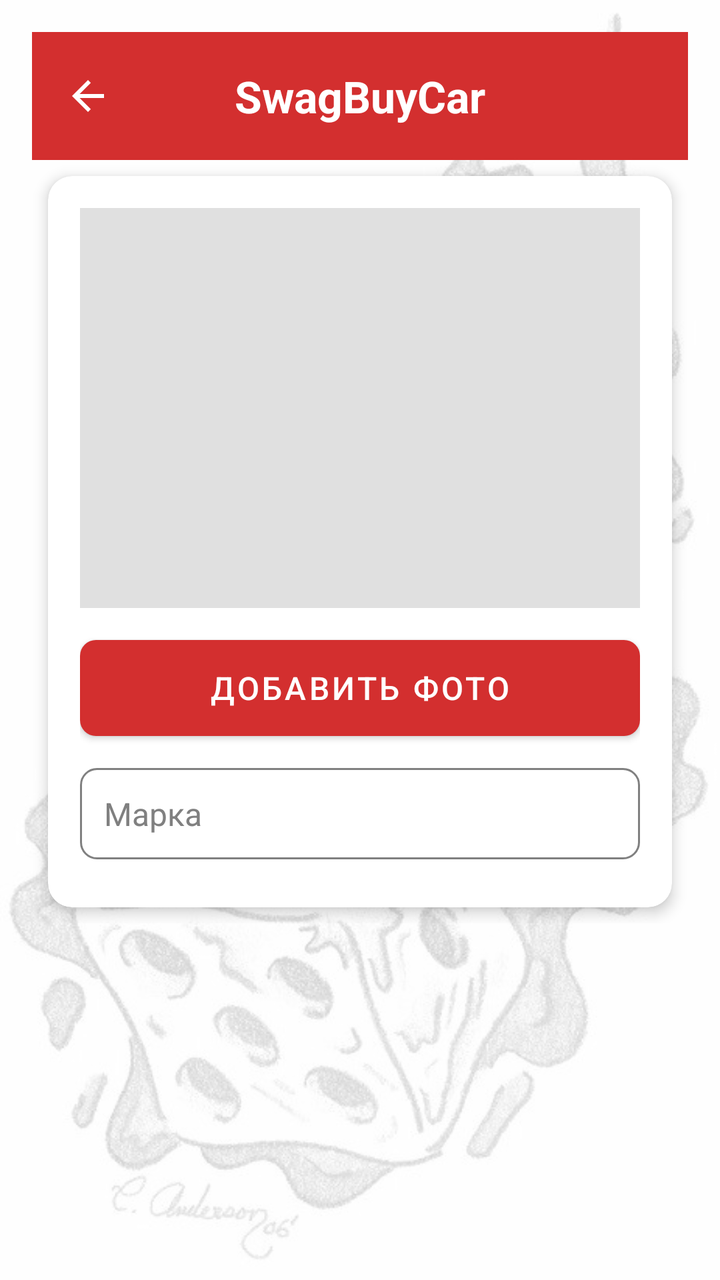
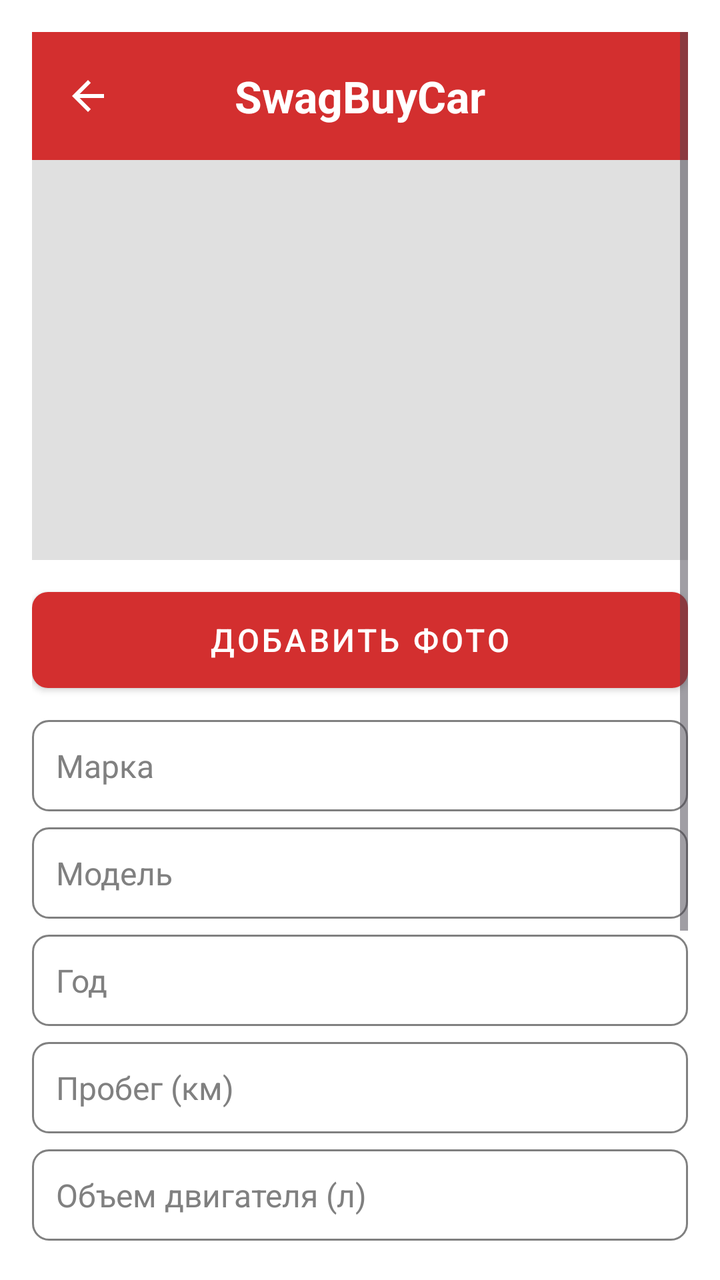

An Android layout rendered at two revisions. The XML below is the earlier revision; the diff shows what the commit changed to produce the second picture.
<!-- AndroidManifest.xml: application theme Theme.Market -->
<!-- res/layout/activity_add_car.xml -->
<?xml version="1.0" encoding="utf-8"?>
<ScrollView xmlns:android="http://schemas.android.com/apk/res/android"
    xmlns:app="http://schemas.android.com/apk/res-auto"
    android:layout_width="match_parent"
    android:layout_height="match_parent"
    android:padding="16dp"
    android:background="@drawable/app_background_drawable">

    <LinearLayout
        android:layout_width="match_parent"
        android:layout_height="wrap_content"
        android:orientation="vertical">

        <androidx.appcompat.widget.Toolbar
            android:id="@+id/toolbar"
            android:layout_width="match_parent"
            android:layout_height="?attr/actionBarSize"
            android:background="?attr/colorPrimary"
            app:title=""
            app:navigationIcon="@drawable/ic_arrow_back">

            <include layout="@layout/toolbar_title" />

        </androidx.appcompat.widget.Toolbar>

        
        <androidx.cardview.widget.CardView
            android:layout_width="match_parent"
            android:layout_height="wrap_content"
            app:cardCornerRadius="12dp"
            app:cardElevation="4dp"
            android:layout_margin="8dp"
            app:cardBackgroundColor="@color/white">

            <LinearLayout
                android:layout_width="match_parent"
                android:layout_height="wrap_content"
                android:orientation="vertical"
                android:padding="16dp">

                <ImageView
                    android:id="@+id/carImageView"
                    android:layout_width="match_parent"
                    android:layout_height="200dp"
                    android:scaleType="centerCrop"
                    android:background="#E0E0E0"
                    android:layout_marginBottom="16dp" />

                <Button
                    android:id="@+id/addImageButton"
                    android:layout_width="match_parent"
                    android:layout_height="wrap_content"
                    android:text="Добавить фото"
                    android:layout_marginBottom="16dp"
                    style="@style/AutoRuButton" />

                <EditText
                    android:id="@+id/brandEditText"
                    android:layout_width="match_parent"
                    android:layout_height="wrap_content"
                    android:hint="Марка"
                    android:layout_marginBottom="8dp"
                    style="@style/AutoRuEditText" />

                

            </LinearLayout>
        </androidx.cardview.widget.CardView>

    </LinearLayout>
</ScrollView>
<!-- res/layout/toolbar_title.xml (included above) -->
<?xml version="1.0" encoding="utf-8"?>
<TextView
    xmlns:android="http://schemas.android.com/apk/res/android"
    android:layout_width="wrap_content"
    android:layout_height="wrap_content"
    android:layout_gravity="center"
    android:text="SwagBuyCar"
    android:textColor="@color/white"
    android:textSize="22sp"
    android:textStyle="bold"/>
<!-- resources referenced by this layout -->
<resources>
  <color name="white">#FFFFFF</color>
  <!-- drawable app_background_drawable (drawable) -->
  <?xml version="1.0" encoding="utf-8"?>
  <layer-list xmlns:android="http://schemas.android.com/apk/res/android">
      
      <item>
          <bitmap
              android:src="@drawable/app_background"
              android:gravity="center|fill" />
      </item>
  
      
      <item>
          <shape android:shape="rectangle">
              <solid android:color="#CCFFFFFF" />
          </shape>
      </item>
  </layer-list>
  <!-- drawable ic_arrow_back (drawable) -->
  <vector xmlns:android="http://schemas.android.com/apk/res/android"
      android:width="24dp"
      android:height="24dp"
      android:viewportWidth="24.0"
      android:viewportHeight="24.0">
      <path
          android:fillColor="#FFFFFFFF"
          android:pathData="M20,11H7.83l5.59,-5.59L12,4l-8,8 8,8 1.41,-1.41L7.83,13H20v-2z"/>
  </vector>
  <style name="AutoRuButton" parent="Widget.MaterialComponents.Button">
          <item name="android:background">@drawable/button_background</item>
          <item name="android:textColor">@color/white</item>
          <item name="android:textSize">16sp</item>
          <item name="android:padding">12dp</item>
          <item name="cornerRadius">8dp</item>
      </style>
  <style name="AutoRuEditText" parent="Widget.AppCompat.EditText">
          <item name="android:background">@drawable/edit_text_background</item>
          <item name="android:padding">12dp</item>
          <item name="android:textSize">16sp</item>
          <item name="android:textColor">@color/black</item>
          <item name="android:textColorHint">@color/gray</item>
      </style>
  <style name="Theme.Market" parent="Base.Theme.Market" />
  <!-- drawable app_background: jpg bitmap (drawable, 68141 bytes) -->
  <!-- drawable button_background (drawable) -->
  <?xml version="1.0" encoding="utf-8"?>
  <shape xmlns:android="http://schemas.android.com/apk/res/android">
      <corners android:radius="8dp" />
      <solid android:color="?attr/colorPrimary" />
  </shape>
  <!-- drawable edit_text_background (drawable) -->
  <?xml version="1.0" encoding="utf-8"?>
  <shape xmlns:android="http://schemas.android.com/apk/res/android">
      <corners android:radius="8dp" />
      <solid android:color="@android:color/transparent" />
      <stroke
          android:width="1dp"
          android:color="@color/gray" />
  </shape>
  <color name="black">#222222</color>
  <color name="gray">#808080</color>
  <style name="Base.Theme.Market" parent="Theme.Material3.DayNight.NoActionBar">
          
          <item name="colorPrimary">@color/red</item>
          <item name="colorPrimaryVariant">@color/red_dark</item>
          <item name="colorOnPrimary">@color/white</item>
          <item name="android:statusBarColor">?attr/colorPrimaryVariant</item>
          <item name="android:textColor">@color/black</item>
          <item name="android:windowBackground">@drawable/app_background_drawable</item>
      </style>
  <color name="red">#D32F2F</color>
  <color name="red_dark">#B71C1C</color>
</resources>

<!-- the commit's change to res/layout/activity_add_car.xml (unified diff, before → after) -->
@@ -4,7 +4,7 @@
     android:layout_width="match_parent"
     android:layout_height="match_parent"
     android:padding="16dp"
-    android:background="@drawable/app_background_drawable">
+    android:background="@color/white">
 
     <LinearLayout
         android:layout_width="match_parent"
@@ -23,49 +23,99 @@
 
         </androidx.appcompat.widget.Toolbar>
 
+        <ImageView
+            android:id="@+id/carImageView"
+            android:layout_width="match_parent"
+            android:layout_height="200dp"
+            android:scaleType="centerCrop"
+            android:background="#E0E0E0"
+            android:layout_marginBottom="16dp" />
+
         
-        <androidx.cardview.widget.CardView
+        <Button
+            android:id="@+id/addImageButton"
             android:layout_width="match_parent"
             android:layout_height="wrap_content"
-            app:cardCornerRadius="12dp"
-            app:cardElevation="4dp"
-            android:layout_margin="8dp"
-            app:cardBackgroundColor="@color/white">
+            android:text="Добавить фото"
+            android:layout_marginBottom="16dp"
+            style="@style/AutoRuButton" />
 
-            <LinearLayout
-                android:layout_width="match_parent"
-                android:layout_height="wrap_content"
-                android:orientation="vertical"
-                android:padding="16dp">
+        <EditText
+            android:id="@+id/brandEditText"
+            android:layout_width="match_parent"
+            android:layout_height="wrap_content"
+            android:hint="Марка"
+            android:layout_marginBottom="8dp"
+            style="@style/AutoRuEditText" />
 
-                <ImageView
-                    android:id="@+id/carImageView"
-                    android:layout_width="match_parent"
-                    android:layout_height="200dp"
-                    android:scaleType="centerCrop"
-                    android:background="#E0E0E0"
-                    android:layout_marginBottom="16dp" />
+        <EditText
+            android:id="@+id/modelEditText"
+            android:layout_width="match_parent"
+            android:layout_height="wrap_content"
+            android:hint="Модель"
+            android:layout_marginBottom="8dp"
+            style="@style/AutoRuEditText" />
 
-                <Button
-                    android:id="@+id/addImageButton"
-                    android:layout_width="match_parent"
-                    android:layout_height="wrap_content"
-                    android:text="Добавить фото"
-                    android:layout_marginBottom="16dp"
-                    style="@style/AutoRuButton" />
+        <EditText
+            android:id="@+id/yearEditText"
+            android:layout_width="match_parent"
+            android:layout_height="wrap_content"
+            android:hint="Год"
+            android:inputType="number"
+            android:layout_marginBottom="8dp"
+            style="@style/AutoRuEditText" />
 
-                <EditText
-                    android:id="@+id/brandEditText"
-                    android:layout_width="match_parent"
-                    android:layout_height="wrap_content"
-                    android:hint="Марка"
-                    android:layout_marginBottom="8dp"
-                    style="@style/AutoRuEditText" />
+        <EditText
+            android:id="@+id/mileageEditText"
+            android:layout_width="match_parent"
+            android:layout_height="wrap_content"
+            android:hint="Пробег (км)"
+            android:inputType="number"
+            android:layout_marginBottom="8dp"
+            style="@style/AutoRuEditText" />
 
-                
+        <EditText
+            android:id="@+id/engineEditText"
+            android:layout_width="match_parent"
+            android:layout_height="wrap_content"
+            android:hint="Объем двигателя (л)"
+            android:inputType="numberDecimal"
+            android:layout_marginBottom="8dp"
+            style="@style/AutoRuEditText" />
 
-            </LinearLayout>
-        </androidx.cardview.widget.CardView>
+        <EditText
+            android:id="@+id/priceEditText"
+            android:layout_width="match_parent"
+            android:layout_height="wrap_content"
+            android:hint="Цена (руб)"
+            android:inputType="numberDecimal"
+            android:layout_marginBottom="8dp"
+            style="@style/AutoRuEditText" />
+
+        <EditText
+            android:id="@+id/descriptionEditText"
+            android:layout_width="match_parent"
+            android:layout_height="120dp"
+            android:hint="Описание автомобиля"
+            android:gravity="top"
+            android:inputType="textMultiLine"
+            android:layout_marginBottom="16dp"
+            style="@style/AutoRuEditText" />
+
+        
+        <Button
+            android:id="@+id/submitButton"
+            android:layout_width="match_parent"
+            android:layout_height="wrap_content"
+            android:text="Разместить объявление"
+            style="@style/AutoRuButton" />
+
+        <ProgressBar
+            android:id="@+id/progressBar"
+            android:layout_width="wrap_content"
+            android:layout_height="wrap_content"
+            android:layout_gravity="center"
+            android:visibility="gone" />
 
     </LinearLayout>
 </ScrollView>
<!-- resource entries referenced after the edit -->
@@ -1,23 +1,6 @@
 <!-- resources referenced by this layout -->
 <resources>
   <color name="white">#FFFFFF</color>
-  <!-- drawable app_background_drawable (drawable) -->
-  <?xml version="1.0" encoding="utf-8"?>
-  <layer-list xmlns:android="http://schemas.android.com/apk/res/android">
-      
-      <item>
-          <bitmap
-              android:src="@drawable/app_background"
-              android:gravity="center|fill" />
-      </item>
-  
-      
-      <item>
-          <shape android:shape="rectangle">
-              <solid android:color="#CCFFFFFF" />
-          </shape>
-      </item>
-  </layer-list>
   <!-- drawable ic_arrow_back (drawable) -->
   <vector xmlns:android="http://schemas.android.com/apk/res/android"
       android:width="24dp"
@@ -43,7 +26,6 @@
           <item name="android:textColorHint">@color/gray</item>
       </style>
   <style name="Theme.Market" parent="Base.Theme.Market" />
-  <!-- drawable app_background: jpg bitmap (drawable, 68141 bytes) -->
   <!-- drawable button_background (drawable) -->
   <?xml version="1.0" encoding="utf-8"?>
   <shape xmlns:android="http://schemas.android.com/apk/res/android">
@@ -72,5 +54,23 @@
       </style>
   <color name="red">#D32F2F</color>
   <color name="red_dark">#B71C1C</color>
+  <!-- drawable app_background_drawable (drawable) -->
+  <?xml version="1.0" encoding="utf-8"?>
+  <layer-list xmlns:android="http://schemas.android.com/apk/res/android">
+      
+      <item>
+          <bitmap
+              android:src="@drawable/app_background"
+              android:gravity="center|fill" />
+      </item>
+  
+      
+      <item>
+          <shape android:shape="rectangle">
+              <solid android:color="#CCFFFFFF" />
+          </shape>
+      </item>
+  </layer-list>
+  <!-- drawable app_background: jpg bitmap (drawable, 68141 bytes) -->
 </resources>
 
